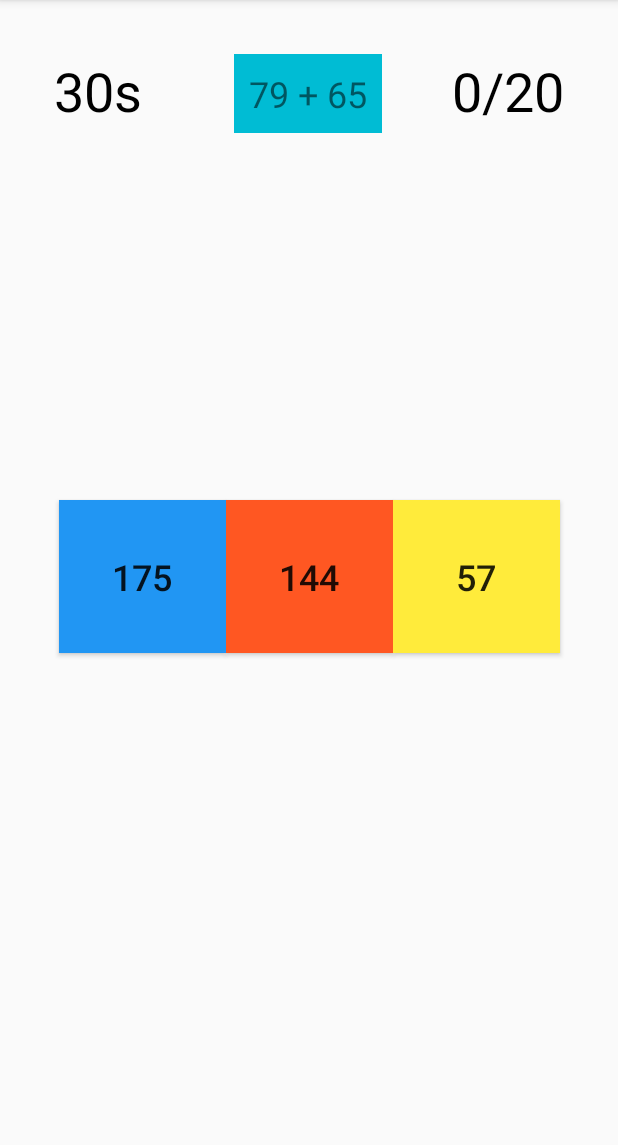
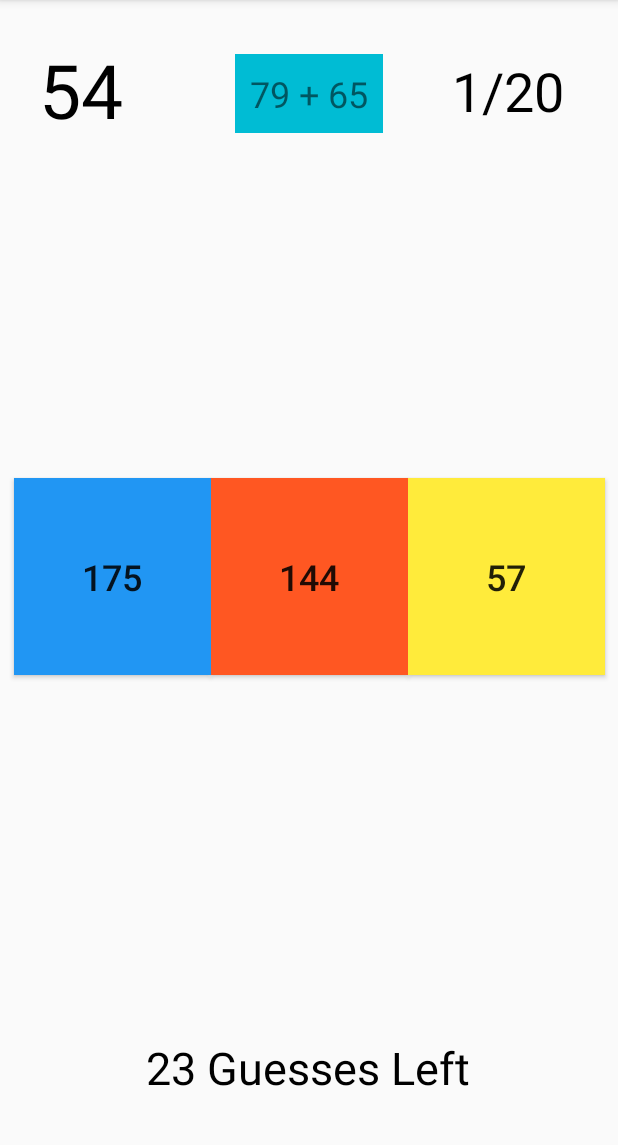
Before and after one commit to Sinc0/AndroidMentalMath, an Android app: the screen it shows after launch (MainActivity), after a tap on an icon or button, on a phone screen of 412 x 824 dp, the part 84-1229 px from its top. Run offline under Robolectric (Android 15) with nearby library versions, the phone set to English and light mode, and no system bars; 3 other taps on this screen came first.

Commit message:
Added guesses counter, design changes, toast changes

```diff
--- a/app/src/main/java/android/example/simplemathgame/MainActivity.java
+++ b/app/src/main/java/android/example/simplemathgame/MainActivity.java
@@ -2,6 +2,7 @@ package android.example.simplemathgame;
 
 import androidx.appcompat.app.AppCompatActivity;
 import android.os.Bundle;
+import android.os.CountDownTimer;
 import android.util.Log;
 import android.view.View;
 import android.widget.Button;
@@ -18,42 +19,35 @@ public class MainActivity extends AppCompatActivity {
     Button buttonNumber2;
     Button buttonNumber3;
     TextView textViewMathProblem;
+    TextView textViewScore;
+    TextView textViewSecondsCounter;
+    TextView textViewGuessesLeft;
     ArrayList<Integer> answerMathProblem = new ArrayList<>();
     int locationForCorrectAnswer;
+    int score;
+    int totalQuestions = 20;
+    int questionCounter = 1;
+    int guessesCounter;
+    CountDownTimer timer;
 
-    public void onClickAnswer(View v)
+    public void resetGame()
     {
-
-        String correctAnswer = Integer.toString(locationForCorrectAnswer);
-        String tag = v.getTag().toString();
-
-        Toast toastWinMessage = Toast.makeText(getApplicationContext(), "Success!", Toast.LENGTH_SHORT);
-
-        Log.i("Tag:", tag + " " + correctAnswer);
-
-        if (tag.equals(correctAnswer))
-        {
-            toastWinMessage.show();
-        }
+        buttonStart.setVisibility(View.INVISIBLE);
+        buttonNumber1.setVisibility(View.VISIBLE);
+        buttonNumber2.setVisibility(View.VISIBLE);
+        buttonNumber3.setVisibility(View.VISIBLE);
+        textViewMathProblem.setVisibility(View.VISIBLE);
+        textViewSecondsCounter.setVisibility(View.VISIBLE);
+        textViewGuessesLeft.setVisibility(View.VISIBLE);
+        score = 0;
+        guessesCounter = 25;
+        textViewScore.setText(Integer.toString(score) + "/" + Integer.toString(totalQuestions));
+        textViewGuessesLeft.setText(Integer.toString(guessesCounter) + " Guesses Left");
+        timer.start();
     }
 
-    public void onClickStart(View v)
+    public void addQuestion()
     {
-        buttonStart.setVisibility(View.INVISIBLE);
-    }
-
-    @Override
-    protected void onCreate(Bundle savedInstanceState) {
-        super.onCreate(savedInstanceState);
-        setContentView(R.layout.activity_main);
-
-        buttonStart = findViewById(R.id.buttonStart);
-        buttonNumber1 = findViewById(R.id.buttonNumber1);
-        buttonNumber2 = findViewById(R.id.buttonNumber2);
-        buttonNumber3 = findViewById(R.id.buttonNumber3);
-
-        textViewMathProblem = findViewById(R.id.textViewMathProblem);
-
         Random randomNumber = new Random();
 
         int numberA = randomNumber.nextInt(99);
@@ -69,6 +63,8 @@ public class MainActivity extends AppCompatActivity {
 
         locationForCorrectAnswer = randomNumber.nextInt(3);
 
+        answerMathProblem.clear();
+
         answerMathProblem.add(wrongAnswerOne); //0
         answerMathProblem.add(wrongAnswerTwo); //1
         answerMathProblem.add(wrongAnswerThree); //2
@@ -77,6 +73,107 @@ public class MainActivity extends AppCompatActivity {
         buttonNumber1.setText(Integer.toString(answerMathProblem.get(0)));
         buttonNumber2.setText(Integer.toString(answerMathProblem.get(1)));
         buttonNumber3.setText(Integer.toString(answerMathProblem.get(2)));
+    }
+
+    public void onClickAnswer(View v)
+    {
+        String correctAnswer = Integer.toString(locationForCorrectAnswer);
+        String tag = v.getTag().toString();
+
+        Toast toastWinMessage = Toast.makeText(getApplicationContext(), "Success!", Toast.LENGTH_SHORT);
+        Toast toastOutOfGuessesMessage = Toast.makeText(getApplicationContext(), "All Guesses Used", Toast.LENGTH_SHORT);
+
+        Log.i("Tag:", tag + " " + correctAnswer + " " + guessesCounter);
+
+        guessesCounter--;
+        textViewGuessesLeft.setText(guessesCounter + " Guesses Left");
+
+        if (guessesCounter == 1)
+        {
+            textViewGuessesLeft.setText(guessesCounter + " Guess Left");
+        }
+
+        if (guessesCounter == 0)
+        {
+            toastOutOfGuessesMessage.setGravity(1, 0, 120);
+            toastOutOfGuessesMessage.show();
+            textViewSecondsCounter.setText("");
+            buttonStart.setVisibility(View.VISIBLE);
+            buttonNumber1.setVisibility(View.INVISIBLE);
+            buttonNumber2.setVisibility(View.INVISIBLE);
+            buttonNumber3.setVisibility(View.INVISIBLE);
+            textViewMathProblem.setVisibility(View.INVISIBLE);
+            textViewSecondsCounter.setVisibility(View.INVISIBLE);
+            textViewGuessesLeft.setVisibility(View.INVISIBLE);
+        }
+
+        if (tag.equals(correctAnswer) && questionCounter != 20)
+        {
+            score++;
+            textViewScore.setText(Integer.toString(score) + "/" + Integer.toString(totalQuestions));
+            toastWinMessage.setGravity(1, 0, 120);
+            toastWinMessage.show();
+        }
+
+        if (questionCounter != 20)
+        {
+            questionCounter++;
+            addQuestion();
+        }
+
+
+
+    }
+
+    public void onClickStart(View v)
+    {
+        resetGame();
+    }
+
+    //Main
+    @Override
+    protected void onCreate(Bundle savedInstanceState) {
+        super.onCreate(savedInstanceState);
+        setContentView(R.layout.activity_main);
+
+        buttonStart = findViewById(R.id.buttonStart);
+        buttonNumber1 = findViewById(R.id.buttonNumber1);
+        buttonNumber2 = findViewById(R.id.buttonNumber2);
+        buttonNumber3 = findViewById(R.id.buttonNumber3);
+
+        textViewMathProblem = findViewById(R.id.textViewMathProblem);
+        textViewScore = findViewById(R.id.textViewScore);
+        textViewSecondsCounter = findViewById(R.id.textViewSecondsCounter);
+        textViewGuessesLeft = findViewById(R.id.textViewGuessesLeft);
+
+        addQuestion();
+
+        timer = new CountDownTimer(60100, 100)
+        {
+            Toast timeIsUp = Toast.makeText(getApplicationContext(), "Time is up", Toast.LENGTH_SHORT);
+
+            @Override
+            public void onTick(long millisUntilFinished)
+            {
+                String ticker = String.valueOf(millisUntilFinished / 1000);
+                textViewSecondsCounter.setText(ticker);
+            }
+
+            @Override
+            public void onFinish()
+            {
+                timeIsUp.setGravity(1,0, 120);
+                timeIsUp.show();
+                textViewSecondsCounter.setText("");
+                buttonStart.setVisibility(View.VISIBLE);
+                buttonNumber1.setVisibility(View.INVISIBLE);
+                buttonNumber2.setVisibility(View.INVISIBLE);
+                buttonNumber3.setVisibility(View.INVISIBLE);
+                textViewMathProblem.setVisibility(View.INVISIBLE);
+                textViewSecondsCounter.setVisibility(View.INVISIBLE);
+                textViewGuessesLeft.setVisibility(View.INVISIBLE);
+            }
+        };
 
     }
 }
--- a/app/src/main/res/layout/activity_main.xml
+++ b/app/src/main/res/layout/activity_main.xml
@@ -8,18 +8,18 @@
 
     <Button
         android:id="@+id/buttonStart"
-        android:layout_width="161dp"
-        android:layout_height="83dp"
-        android:layout_marginBottom="32dp"
+        android:layout_width="279dp"
+        android:layout_height="170dp"
         android:background="#6CD56D"
         android:onClick="onClickStart"
-        android:text="Start"
+        android:text="Play Game"
         android:textColor="@android:color/black"
         android:textSize="24sp"
         app:layout_constraintBottom_toBottomOf="parent"
         app:layout_constraintEnd_toEndOf="parent"
         app:layout_constraintHorizontal_bias="0.5"
-        app:layout_constraintStart_toStartOf="parent" />
+        app:layout_constraintStart_toStartOf="parent"
+        app:layout_constraintTop_toTopOf="parent" />
 
     <TextView
         android:id="@+id/textViewSecondsCounter"
@@ -29,10 +29,11 @@
         android:layout_marginLeft="16dp"
         android:layout_marginTop="16dp"
         android:background="#0011F1C5"
-        android:padding="20dp"
-        android:text="30s"
+        android:padding="10dp"
+        android:text="60"
         android:textColor="@android:color/black"
-        android:textSize="36sp"
+        android:textSize="50sp"
+        android:visibility="invisible"
         app:layout_constraintStart_toStartOf="parent"
         app:layout_constraintTop_toTopOf="parent" />
 
@@ -60,50 +61,69 @@
         android:padding="10dp"
         android:text="100 + 100"
         android:textSize="24sp"
+        android:visibility="invisible"
         app:layout_constraintEnd_toEndOf="parent"
-        app:layout_constraintHorizontal_bias="0.498"
+        app:layout_constraintHorizontal_bias="0.5"
         app:layout_constraintStart_toStartOf="parent"
         app:layout_constraintTop_toTopOf="parent" />
 
+    <TextView
+        android:id="@+id/textViewGuessesLeft"
+        android:layout_width="wrap_content"
+        android:layout_height="wrap_content"
+        android:layout_marginBottom="16dp"
+        android:background="#00E724C6"
+        android:padding="20dp"
+        android:textColor="@android:color/black"
+        android:textSize="30sp"
+        android:visibility="invisible"
+        app:layout_constraintBottom_toBottomOf="parent"
+        app:layout_constraintEnd_toEndOf="parent"
+        app:layout_constraintHorizontal_bias="0.496"
+        app:layout_constraintStart_toStartOf="parent" />
+
     <Button
         android:id="@+id/buttonNumber1"
-        android:layout_width="111dp"
-        android:layout_height="102dp"
+        android:layout_width="131dp"
+        android:layout_height="131dp"
         android:background="#2196F3"
         android:onClick="onClickAnswer"
         android:tag="0"
         android:text="1"
         android:textSize="24sp"
+        android:visibility="invisible"
         app:layout_constraintBottom_toBottomOf="parent"
         app:layout_constraintEnd_toStartOf="@+id/buttonNumber2"
         app:layout_constraintTop_toTopOf="parent" />
 
     <Button
-        android:id="@+id/buttonNumber3"
-        android:layout_width="111dp"
-        android:layout_height="102dp"
-        android:background="#FFEB3B"
-        android:onClick="onClickAnswer"
-        android:tag="2"
-        android:text="3"
-        android:textSize="24sp"
-        app:layout_constraintBottom_toBottomOf="parent"
-        app:layout_constraintStart_toEndOf="@+id/buttonNumber2"
-        app:layout_constraintTop_toTopOf="parent" />
-
-    <Button
         android:id="@+id/buttonNumber2"
-        android:layout_width="111dp"
-        android:layout_height="102dp"
+        android:layout_width="131dp"
+        android:layout_height="131dp"
         android:background="#FF5722"
         android:onClick="onClickAnswer"
         android:tag="1"
         android:text="2"
         android:textSize="24sp"
+        android:visibility="invisible"
         app:layout_constraintBottom_toBottomOf="parent"
         app:layout_constraintEnd_toEndOf="parent"
         app:layout_constraintHorizontal_bias="0.5"
         app:layout_constraintStart_toStartOf="parent"
         app:layout_constraintTop_toTopOf="parent" />
 
+    <Button
+        android:id="@+id/buttonNumber3"
+        android:layout_width="131dp"
+        android:layout_height="131dp"
+        android:background="#FFEB3B"
+        android:onClick="onClickAnswer"
+        android:tag="2"
+        android:text="3"
+        android:textSize="24sp"
+        android:visibility="invisible"
+        app:layout_constraintBottom_toBottomOf="parent"
+        app:layout_constraintStart_toEndOf="@+id/buttonNumber2"
+        app:layout_constraintTop_toTopOf="parent" />
+
 </androidx.constraintlayout.widget.ConstraintLayout>
```
